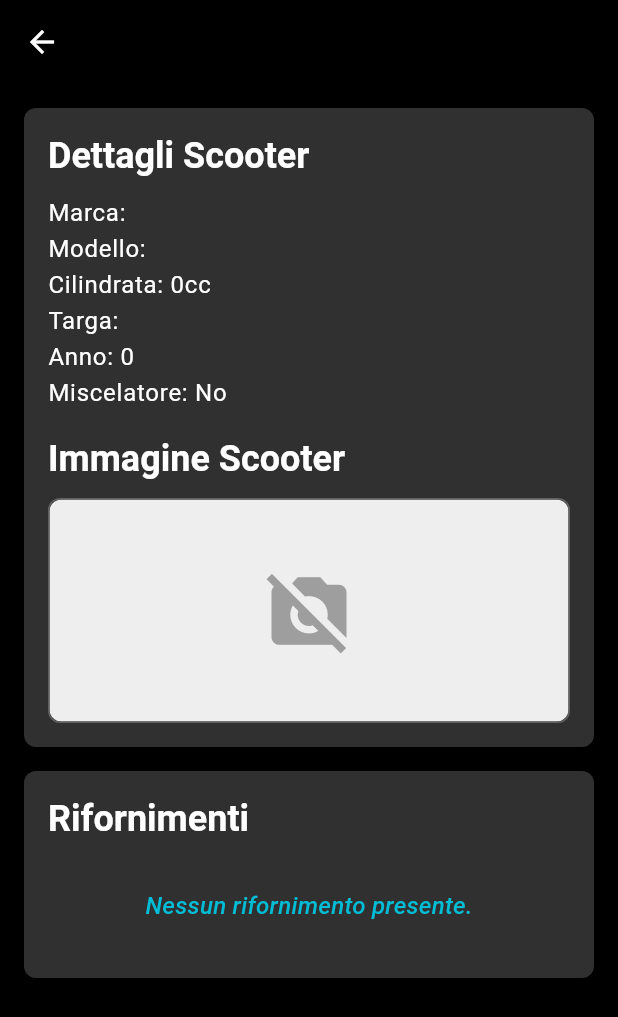
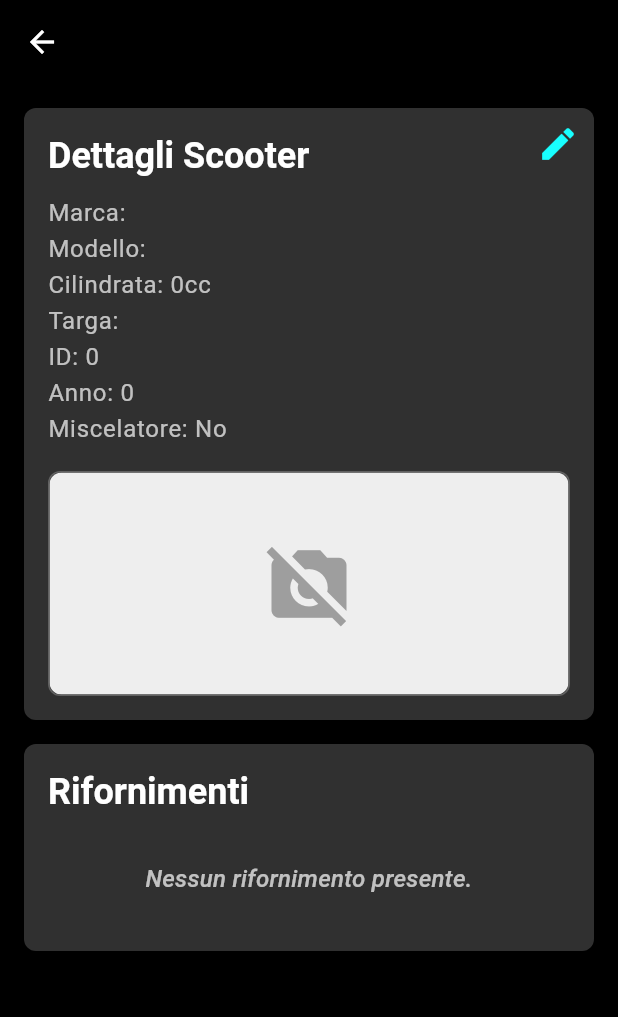
Before and after one commit to rinino/myScoterFlutter, a Flutter app: the ScooterDetailScreen screen opened directly with empty values, on a phone screen of 412 x 824 dp. Shown: the top 1017 px of the screen. Run offline on Flutter 3.47's test engine with Material 3 defaults, Android fonts, the phone set to English and light mode, and no system bars; our stand-ins replace image_picker, sqflite; accounts and stored records are empty.

Commit message:
id scooter nel dettaglio (temporaneo)

```diff
--- a/lib/screens/scooter_detail_screen.dart
+++ b/lib/screens/scooter_detail_screen.dart
@@ -3,6 +3,7 @@ import 'package:flutter/material.dart';
 import 'package:myscoterflutter/models/scooter.dart';
 import 'package:myscoterflutter/models/rifornimento.dart';
 import 'package:myscoterflutter/repository/rifornimento_repository.dart';
+import 'package:myscoterflutter/screens/add_edit_scooter_screen.dart';
 
 class ScooterDetailScreen extends StatefulWidget {
   final Scooter scooter;
@@ -17,10 +18,14 @@ class _ScooterDetailScreenState extends State<ScooterDetailScreen> {
   final RifornimentoRepository _rifornimentoRepository = RifornimentoRepository();
   List<Rifornimento> _rifornimenti = [];
   bool _isLoadingRifornimenti = true;
+  bool _isProcessingAction = false;
+
+  late Scooter _currentScooter;
 
   @override
   void initState() {
     super.initState();
+    _currentScooter = widget.scooter;
     _loadRifornimenti();
   }
 
@@ -28,17 +33,24 @@ class _ScooterDetailScreenState extends State<ScooterDetailScreen> {
     setState(() {
       _isLoadingRifornimenti = true;
     });
+
+    if (_currentScooter.id == null) {
+      print("ID dello scooter nullo, impossibile caricare i rifornimenti. Visualizzo lista vuota.");
+      setState(() {
+        _rifornimenti = [];
+        _isLoadingRifornimenti = false;
+      });
+      return;
+    }
+
     try {
-      if (widget.scooter.id == null) {
-        throw Exception("ID dello scooter nullo, impossibile caricare i rifornimenti.");
-      }
-      final rifornimenti = await _rifornimentoRepository.getRifornimentiForScooter(widget.scooter.id!);
+      final rifornimenti = await _rifornimentoRepository.getRifornimentiForScooter(_currentScooter.id!);
       setState(() {
         _rifornimenti = rifornimenti;
         _isLoadingRifornimenti = false;
       });
     } catch (e) {
-      print('Errore nel caricamento dei rifornimenti: $e');
+      print('Errore effettivo nel caricamento dei rifornimenti: $e');
       setState(() {
         _isLoadingRifornimenti = false;
       });
@@ -50,9 +62,46 @@ class _ScooterDetailScreenState extends State<ScooterDetailScreen> {
     }
   }
 
+  Future<void> _navigateToEditScooter() async {
+    setState(() {
+      _isProcessingAction = true;
+    });
+    try {
+      final Scooter? updatedScooter = await Navigator.push(
+        context,
+        MaterialPageRoute(
+          builder: (context) => AddEditScooterScreen(scooter: _currentScooter),
+        ),
+      );
+
+      if (updatedScooter != null) {
+        setState(() {
+          _currentScooter = updatedScooter;
+        });
+        ScaffoldMessenger.of(context).showSnackBar(
+          const SnackBar(content: Text('Scooter modificato con successo!')),
+        );
+      }
+    } catch (e) {
+      print('Errore durante la navigazione o modifica dello scooter: $e');
+      if (mounted) {
+        ScaffoldMessenger.of(context).showSnackBar(
+          const SnackBar(content: Text('Si è verificato un errore durante la modifica.')),
+        );
+      }
+    } finally {
+      setState(() {
+        _isProcessingAction = false;
+      });
+    }
+  }
+
   @override
   Widget build(BuildContext context) {
-    final scooter = widget.scooter;
+    final scooter = _currentScooter;
+
+    final Color appBarTitleColor = Theme.of(context).colorScheme.onPrimaryContainer;
+    final Color detailTextColor = Colors.white70;
 
     return Scaffold(
       appBar: AppBar(
@@ -60,13 +109,16 @@ class _ScooterDetailScreenState extends State<ScooterDetailScreen> {
         backgroundColor: Theme.of(context).colorScheme.primaryContainer,
         foregroundColor: Theme.of(context).colorScheme.onPrimaryContainer,
       ),
-      body: SingleChildScrollView(
+      body: Stack(
+        children: [
+          SingleChildScrollView(
             child: Padding(
               padding: const EdgeInsets.all(16.0),
               child: Column(
                 crossAxisAlignment: CrossAxisAlignment.start,
                 children: [
-              // Contenitore UNIFICATO per i dettagli dello scooter e l'immagine
+                  Stack(
+                    children: [
                       Container(
                         padding: const EdgeInsets.all(16.0),
                         decoration: BoxDecoration(
@@ -80,28 +132,21 @@ class _ScooterDetailScreenState extends State<ScooterDetailScreen> {
                               'Dettagli Scooter',
                               style: Theme.of(context).textTheme.headlineSmall?.copyWith(
                                 fontWeight: FontWeight.bold,
-                        color: Theme.of(context).colorScheme.onSurface,
+                                color: appBarTitleColor,
                               ),
                             ),
                             const SizedBox(height: 10),
-                    Text('Marca: ${scooter.marca}', style: Theme.of(context).textTheme.bodyLarge),
-                    Text('Modello: ${scooter.modello}', style: Theme.of(context).textTheme.bodyLarge),
-                    Text('Cilindrata: ${scooter.cilindrata}cc', style: Theme.of(context).textTheme.bodyLarge),
-                    Text('Targa: ${scooter.targa}', style: Theme.of(context).textTheme.bodyLarge),
-                    Text('Anno: ${scooter.anno}', style: Theme.of(context).textTheme.bodyLarge),
-                    Text('Miscelatore: ${scooter.miscelatore ? 'Sì' : 'No'}', style: Theme.of(context).textTheme.bodyLarge),
+                            Text('Marca: ${scooter.marca}', style: Theme.of(context).textTheme.bodyLarge?.copyWith(color: detailTextColor)),
+                            Text('Modello: ${scooter.modello}', style: Theme.of(context).textTheme.bodyLarge?.copyWith(color: detailTextColor)),
+                            Text('Cilindrata: ${scooter.cilindrata}cc', style: Theme.of(context).textTheme.bodyLarge?.copyWith(color: detailTextColor)),
+                            Text('Targa: ${scooter.targa}', style: Theme.of(context).textTheme.bodyLarge?.copyWith(color: detailTextColor)),
+                            // --- AGGIUNTA PER MOSTRARE L'ID DELLO SCOOTER ---
+                            Text('ID: ${scooter.id ?? 'N/A'}', style: Theme.of(context).textTheme.bodyLarge?.copyWith(color: detailTextColor)),
+                            // --- FINE AGGIUNTA ---
+                            Text('Anno: ${scooter.anno}', style: Theme.of(context).textTheme.bodyLarge?.copyWith(color: detailTextColor)),
+                            Text('Miscelatore: ${scooter.miscelatore ? 'Sì' : 'No'}', style: Theme.of(context).textTheme.bodyLarge?.copyWith(color: detailTextColor)),
 
-                    const SizedBox(height: 16), // Spazio tra i dettagli testuali e l'immagine
-
-                    // Sezione Immagine all'interno del box unificato
-                    Text(
-                      'Immagine Scooter',
-                      style: Theme.of(context).textTheme.headlineSmall?.copyWith(
-                        fontWeight: FontWeight.bold,
-                        color: Theme.of(context).colorScheme.onSurface,
-                      ),
-                    ),
-                    const SizedBox(height: 10),
+                            const SizedBox(height: 16),
 
                             Container(
                               height: 150,
@@ -112,7 +157,7 @@ class _ScooterDetailScreenState extends State<ScooterDetailScreen> {
                               ),
                               child: ClipRRect(
                                 borderRadius: BorderRadius.circular(8.0),
-                        child: (scooter.imgPath != null && scooter.imgPath!.isNotEmpty)
+                                child: (scooter.imgPath != null && File(scooter.imgPath!).existsSync())
                                     ? Image.file(
                                   File(scooter.imgPath!),
                                   fit: BoxFit.cover,
@@ -138,9 +183,23 @@ class _ScooterDetailScreenState extends State<ScooterDetailScreen> {
                           ],
                         ),
                       ),
-              const SizedBox(height: 16), // Spazio tra il box unificato e i rifornimenti
+                      Positioned(
+                        top: 0,
+                        right: 0,
+                        child: IconButton(
+                          icon: Icon(
+                            Icons.edit,
+                            color: Theme.of(context).colorScheme.secondary,
+                            size: 28,
+                          ),
+                          onPressed: _isProcessingAction ? null : _navigateToEditScooter,
+                          tooltip: 'Modifica scooter',
+                        ),
+                      ),
+                    ],
+                  ),
+                  const SizedBox(height: 16),
 
-              // Contenitore per la lista dei rifornimenti (rimane separato)
                   Container(
                     padding: const EdgeInsets.all(16.0),
                     decoration: BoxDecoration(
@@ -154,7 +213,7 @@ class _ScooterDetailScreenState extends State<ScooterDetailScreen> {
                           'Rifornimenti',
                           style: Theme.of(context).textTheme.headlineSmall?.copyWith(
                             fontWeight: FontWeight.bold,
-                        color: Theme.of(context).colorScheme.onSurface,
+                            color: appBarTitleColor,
                           ),
                         ),
                         const SizedBox(height: 10),
@@ -167,7 +226,8 @@ class _ScooterDetailScreenState extends State<ScooterDetailScreen> {
                           child: Center(
                             child: Text(
                               'Nessun rifornimento presente.',
-                          style: Theme.of(context).textTheme.titleMedium?.copyWith(fontStyle: FontStyle.italic),
+                              textAlign: TextAlign.center,
+                              style: Theme.of(context).textTheme.titleMedium?.copyWith(fontStyle: FontStyle.italic, color: detailTextColor),
                             ),
                           ),
                         )
@@ -207,6 +267,17 @@ class _ScooterDetailScreenState extends State<ScooterDetailScreen> {
               ),
             ),
           ),
+          if (_isProcessingAction)
+            ModalBarrier(
+              color: Colors.black.withOpacity(0.5),
+              dismissible: false,
+            ),
+          if (_isProcessingAction)
+            const Center(
+              child: CircularProgressIndicator(),
+            ),
+        ],
+      ),
     );
   }
 }
```
Also changed, not shown: lib/screens/home_screen.dart (+104 -66 lines). Lines whose indentation alone changed are shown as unchanged.
